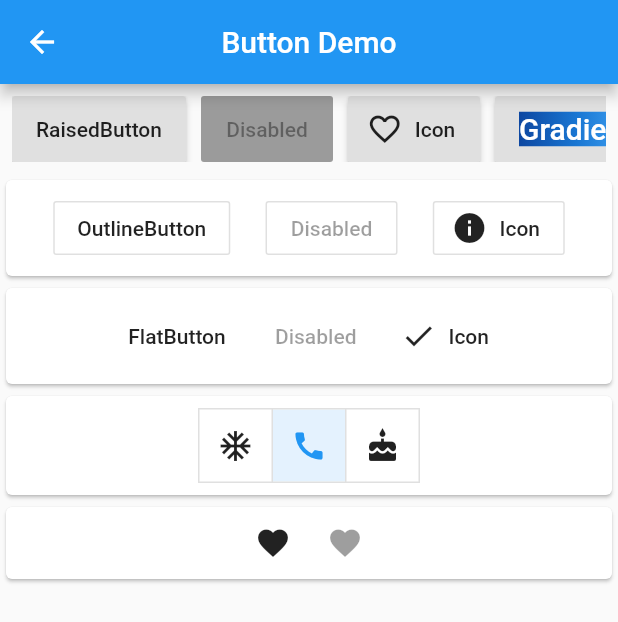
After one commit to jiangkang/flutter-system, a Flutter app: the ButtonDemo screen opened by its route, on a phone screen of 412 x 824 dp. The commit adds this screen. Shown: the top 622 px of the screen. Run offline on Flutter 3.47's test engine with Material 2 defaults, Android fonts, the phone set to English and light mode, and no system bars; our stand-ins replace cached_network_image, camera, flutter_markdown, shared_preferences, sqflite, video_player and 1 more; missing offline and left inert: analyzer, build, source_gen; accounts and stored records are empty; network calls fail.

Commit message:
slider & range slider & buttons

```diff
--- a/lib/demos/demo_animation.dart
+++ b/lib/demos/demo_animation.dart
@@ -30,6 +30,10 @@ class _AnimationDemoState extends State<AnimationDemo> {
           buildPageRouterAnimation(SlideDirection.bottom2top),
           buildPageRouterAnimation(SlideDirection.right2left),
           buildAnimatedContainer(),
+          ListTileCard(
+            title: Text("Transform"),
+            onTap: () => Navigator.of(context).pushNamed("/demo/transform"),
+          )
         ],
       )),
     );
--- /dev/null
+++ b/lib/demos/demo_button.dart
@@ -0,0 +1,128 @@
+import 'package:flutter/material.dart';
+
+/// Button Demo
+class ButtonDemo extends StatelessWidget {
+  @override
+  Widget build(BuildContext context) {
+    final raisedButtons = Container(
+      padding: EdgeInsets.all(8.0),
+      height: 60,
+      child: ListView(
+        shrinkWrap: true,
+        scrollDirection: Axis.horizontal,
+        children: <Widget>[
+          RaisedButton(
+            onPressed: () {},
+            child: Text("RaisedButton"),
+          ),
+          SizedBox(width: 10),
+          RaisedButton(
+            onPressed: null,
+            child: Text("Disabled"),
+          ),
+          SizedBox(width: 10),
+          RaisedButton.icon(
+              onPressed: () {},
+              icon: Icon(Icons.favorite_border),
+              label: Text("Icon")),
+          SizedBox(width: 10),
+          RaisedButton(
+            onPressed: () {},
+            textColor: Colors.white,
+            child: Container(
+              decoration: BoxDecoration(
+                gradient: LinearGradient(colors: [
+                  Color(0xFF0D47A1),
+                  Color(0xFF1976D2),
+                  Color(0xFF42A5F5),
+                ]),
+              ),
+              child: Text("Gradient", style: TextStyle(fontSize: 20)),
+            ),
+          )
+        ],
+      ),
+    );
+
+    final outlineButtons = Card(
+      child: Padding(
+        padding: const EdgeInsets.all(8.0),
+        child: Row(
+          mainAxisAlignment: MainAxisAlignment.spaceEvenly,
+          mainAxisSize: MainAxisSize.max,
+          children: <Widget>[
+            OutlineButton(
+              onPressed: () {},
+              child: Text("OutlineButton"),
+            ),
+            OutlineButton(
+              onPressed: null,
+              child: Text("Disabled"),
+            ),
+            OutlineButton.icon(
+                onPressed: () {}, icon: Icon(Icons.info), label: Text("Icon"))
+          ],
+        ),
+      ),
+    );
+
+    final flatButtons = Card(
+      child: Padding(
+        padding: const EdgeInsets.all(8.0),
+        child: Row(
+          mainAxisAlignment: MainAxisAlignment.center,
+          mainAxisSize: MainAxisSize.max,
+          children: <Widget>[
+            FlatButton(onPressed: () {}, child: Text("FlatButton")),
+            FlatButton(onPressed: null, child: Text("Disabled")),
+            FlatButton.icon(
+                onPressed: () {}, icon: Icon(Icons.check), label: Text("Icon"))
+          ],
+        ),
+      ),
+    );
+
+    final toggleButtons = Card(
+      child: Padding(
+        padding: const EdgeInsets.all(8.0),
+        child: Center(
+          child: ToggleButtons(onPressed: (index) {}, children: <Icon>[
+            Icon(Icons.ac_unit),
+            Icon(Icons.call),
+            Icon(Icons.cake),
+          ], isSelected: [
+            false,
+            true,
+            false
+          ]),
+        ),
+      ),
+    );
+
+    final iconButtons = Card(
+      child: Row(
+        mainAxisAlignment: MainAxisAlignment.center,
+        children: <Widget>[
+          IconButton(icon: Icon(Icons.favorite), onPressed: () {}),
+          IconButton(icon: Icon(Icons.favorite), onPressed: null),
+        ],
+      ),
+    );
+
+    return Scaffold(
+      appBar: AppBar(
+        title: Text("Button Demo"),
+        centerTitle: true,
+      ),
+      body: ListView(
+        children: <Widget>[
+          raisedButtons,
+          outlineButtons,
+          flatButtons,
+          toggleButtons,
+          iconButtons
+        ],
+      ),
+    );
+  }
+}
--- a/lib/entries.dart
+++ b/lib/entries.dart
@@ -44,6 +44,8 @@ final List<EntryItem> demoEntries = [
   EntryItem("CustomPaint", "/demo/custompaint", icon: Icons.brush),
   EntryItem("Chip", "/demo/chip", icon: Icons.crop_7_5),
   EntryItem("Transform", "/demo/transform", icon: Icons.rotate_right),
+  EntryItem("Button", "/demo/button", icon: Icons.crop_square),
+  EntryItem("Slider", "/demo/slider", icon: Icons.slideshow),
 ];
 
 final Map<String, IconData> ICONS = {
--- a/lib/page_routers.dart
+++ b/lib/page_routers.dart
@@ -37,7 +37,9 @@ import 'package:flutter_system/products/youqi/youqi.dart';
 import 'component/component_appbar.dart';
 import 'component/componet_topbanner.dart';
 import 'demos/animation/demo_transform.dart';
+import 'demos/demo_button.dart';
 import 'demos/demo_chip.dart';
+import 'demos/demo_slider.dart';
 
 /// Page Routers
 final Map<String, WidgetBuilder> pageRouters = {
@@ -84,6 +86,8 @@ final Map<String, WidgetBuilder> demoRouters = {
   "/demo/custompaint": (BuildContext context) => CustomPaintDemo(),
   "/demo/chip": (BuildContext context) => ChipDemo(),
   "/demo/transform": (BuildContext context) => TransformDemo(),
+  "/demo/button": (BuildContext context) => ButtonDemo(),
+  "/demo/slider": (BuildContext context) => SliderDemo(),
 };
 
 /// Product Routers
--- a/lib/utils/ui_utils.dart
+++ b/lib/utils/ui_utils.dart
@@ -4,3 +4,8 @@ import 'package:flutter/material.dart';
 ShapeBorder roundedRectBorder(double radius) => RoundedRectangleBorder(
       borderRadius: BorderRadius.all(Radius.circular(radius)),
     );
+
+/// 显示SnackBar
+void showSnackBar(BuildContext context, String content) {
+  Scaffold.of(context).showSnackBar(SnackBar(content: Text(content)));
+}
```
Also changed, not shown: lib/demos/animation/demo_transform.dart (+11 -3 lines), lib/demos/demo_slider.dart (added, +103 -0 lines), pubspec.lock, 1 other file.
